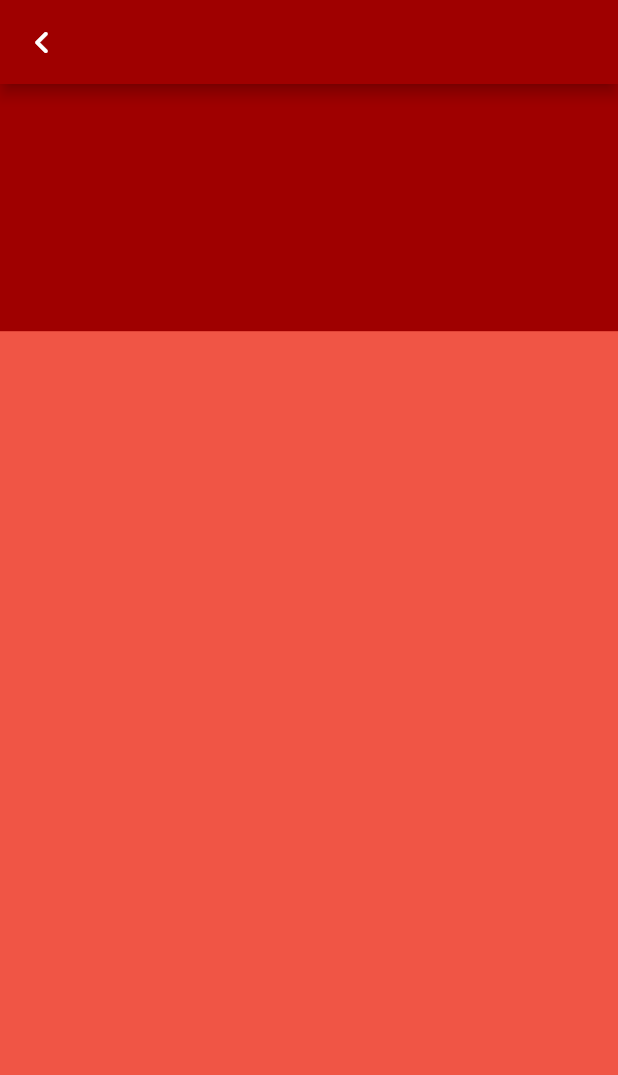
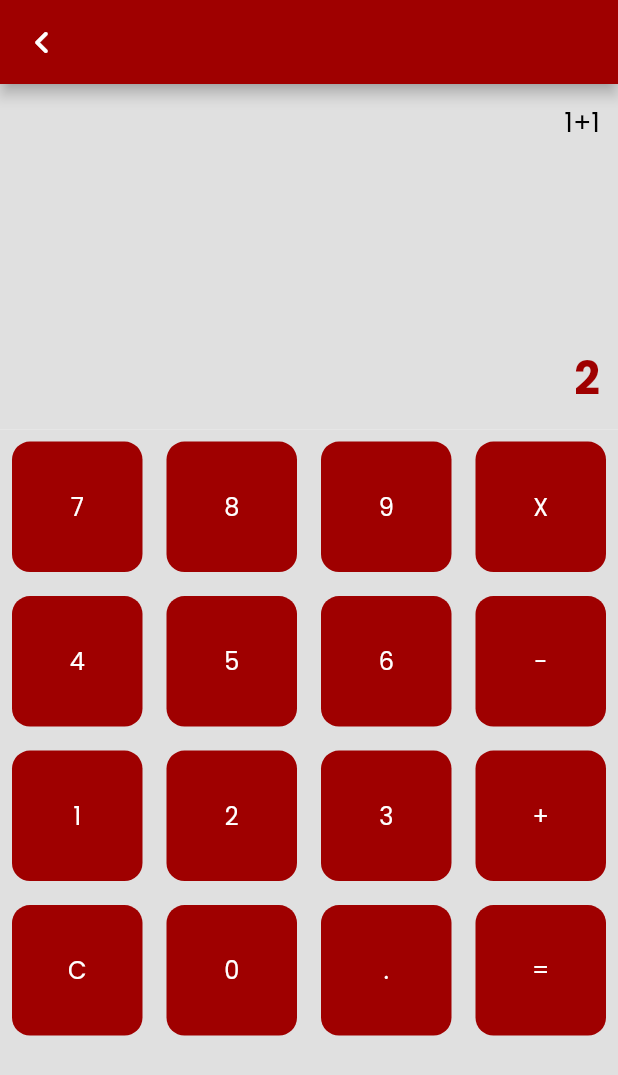
Before and after one commit to qu-Ming/getx_learning_app, a Flutter app: the screen it shows after launch, after a tap on "Calculator", on a phone screen of 412 x 824 dp. Shown: the top 1075 px of the screen. Run offline on Flutter 3.47's test engine with Material 2 defaults, Android fonts, the light colour scheme and no system bars; our stand-ins replace get.

Commit message:
ui calculator

```diff
--- /dev/null
+++ b/lib/components/button_number_component.dart
@@ -0,0 +1,33 @@
+import 'package:flutter/material.dart';
+import 'package:getx_learning_app/components/text_component.dart';
+import 'package:getx_learning_app/utils/const/app_dimens.dart';
+
+class ButtonNumberComponent extends StatelessWidget {
+  const ButtonNumberComponent(
+      {Key? key, this.buttonText, this.color, this.textColor})
+      : super(key: key);
+
+  final String? buttonText;
+  final Color? color;
+  final Color? textColor;
+
+  @override
+  Widget build(BuildContext context) {
+    return Padding(
+      padding: const EdgeInsets.all(8.0),
+      child: Container(
+        decoration: BoxDecoration(
+          borderRadius: BorderRadius.circular(12),
+          color: color,
+        ),
+        child: Center(
+          child: TextComponent(
+            colorText: textColor,
+            text: buttonText.toString(),
+            textSize: AppDimens.text_size_16,
+          ),
+        ),
+      ),
+    );
+  }
+}
--- a/lib/pages/calculator_page/calculator_page.dart
+++ b/lib/pages/calculator_page/calculator_page.dart
@@ -1,9 +1,31 @@
 import 'package:flutter/material.dart';
+import 'package:get/get_connect/http/src/utils/utils.dart';
+import 'package:getx_learning_app/components/button_number_component.dart';
+import 'package:getx_learning_app/components/text_component.dart';
 import 'package:getx_learning_app/utils/const/app_colors.dart';
 import 'package:getx_learning_app/utils/const/app_dimens.dart';
 
 class CalculatorPage extends StatelessWidget {
-  const CalculatorPage({Key? key}) : super(key: key);
+  CalculatorPage({Key? key}) : super(key: key);
+
+  final List<String> buttons = [
+    "7",
+    "8",
+    "9",
+    "X",
+    "4",
+    "5",
+    "6",
+    "-",
+    "1",
+    "2",
+    "3",
+    "+",
+    "C",
+    "0",
+    ".",
+    "=",
+  ];
 
   @override
   Widget build(BuildContext context) {
@@ -15,16 +37,55 @@ class CalculatorPage extends StatelessWidget {
         ),
         backgroundColor: AppColors.colorDarkRed,
       ),
-      backgroundColor: AppColors.colorLightRed,
-      body: Column(
-        children: [
-          Container(
-            height: MediaQuery.of(context).size.height * 0.2,
-            width: double.infinity,
-            color: AppColors.colorDarkRed,
+      body: Column(children: [
+        Expanded(
+          flex: 3,
+          child: Container(
+            color: AppColors.colorGrey,
+            child: Padding(
+              padding: const EdgeInsets.all(12),
+              child: Column(
+                  mainAxisAlignment: MainAxisAlignment.spaceBetween,
+                  children: const [
+                    Align(
+                      alignment: Alignment.topRight,
+                      child: TextComponent(
+                        text: '1+1',
+                        colorText: AppColors.colorBlack,
+                        textSize: AppDimens.text_size_18,
+                      ),
+                    ),
+                    Align(
+                      alignment: Alignment.bottomRight,
+                      child: TextComponent(
+                        fontWeight: FontWeight.bold,
+                        text: '2',
+                        colorText: AppColors.colorDarkRed,
+                        textSize: AppDimens.icon_size_30,
+                      ),
+                    )
+                  ]),
+            ),
           ),
-        ],
-      ),
+        ),
+        Expanded(
+          flex: 7,
+          child: Container(
+            color: AppColors.colorGrey,
+            child: GridView.builder(
+                itemCount: buttons.length,
+                gridDelegate: const SliverGridDelegateWithFixedCrossAxisCount(
+                    crossAxisCount: 4),
+                itemBuilder: (BuildContext context, int index) {
+                  return ButtonNumberComponent(
+                    buttonText: buttons[index],
+                    textColor: AppColors.colorWhite,
+                    color: AppColors.colorDarkRed,
+                  );
+                }),
+          ),
+        ),
+      ]),
     );
   }
 }
--- a/lib/pages/calculator_page/calculator_page_controller.dart
+++ b/lib/pages/calculator_page/calculator_page_controller.dart
@@ -1,3 +1,5 @@
 import 'package:get/get.dart';
 
-class Calculator extends GetxController {}
+class Calculator extends GetxController {
+  changeColor(String x) {}
+}
--- a/lib/pages/home_page/home_page.dart
+++ b/lib/pages/home_page/home_page.dart
@@ -1,7 +1,6 @@
 import 'package:flutter/material.dart';
 import 'package:get/get.dart';
 import 'package:getx_learning_app/components/container_item_component.dart';
-import 'package:getx_learning_app/components/text_component.dart';
 import 'package:getx_learning_app/pages/home_page/home_page_controller.dart';
 import 'package:getx_learning_app/utils/const/app_colors.dart';
 
@@ -15,6 +14,7 @@ class HomePage extends StatelessWidget {
     return Scaffold(
       backgroundColor: AppColors.colorWhite,
       appBar: AppBar(
+        elevation: 0,
         backgroundColor: AppColors.appBarColor,
         toolbarHeight: 70,
         leading: const Icon(
@@ -23,24 +23,20 @@ class HomePage extends StatelessWidget {
         ),
       ),
       body: Column(
-        crossAxisAlignment: CrossAxisAlignment.start,
         children: [
           Container(
             decoration: const BoxDecoration(
               color: AppColors.colorWhite,
             ),
-            child: const TextComponent(
-              text: 'TEXT',
-              textSize: 30,
-              fontWeight: FontWeight.bold,
-            ),
           ),
           Expanded(
             flex: 2,
             child: Container(
-              decoration: BoxDecoration(
-                borderRadius: BorderRadius.circular(12),
-                color: AppColors.backGourndColor,
+              decoration: const BoxDecoration(
+                borderRadius: BorderRadius.only(
+                    bottomLeft: Radius.circular(30),
+                    bottomRight: Radius.circular(30)),
+                color: AppColors.appBarColor,
               ),
               child: Padding(
                 padding: const EdgeInsets.all(25.0),
--- a/lib/pages/home_page/home_page_controller.dart
+++ b/lib/pages/home_page/home_page_controller.dart
@@ -11,8 +11,8 @@ class HomePageController extends GetxController {
   }
 
   onClickedCalculatorPage(BuildContext context) {
-    Navigator.push(context,
-        MaterialPageRoute(builder: (context) => const CalculatorPage()));
+    Navigator.push(
+        context, MaterialPageRoute(builder: (context) => CalculatorPage()));
     update(["toCalculatroPage"]);
   }
 }
--- a/lib/pages/random_page/random_page.dart
+++ b/lib/pages/random_page/random_page.dart
@@ -27,7 +27,7 @@ class RandomPage extends StatelessWidget {
         },
         child: SafeArea(
           child: Scaffold(
-            backgroundColor: AppColors.colorWhite,
+            backgroundColor: AppColors.backGourndColor,
             appBar: AppBar(
               backgroundColor: AppColors.colorOrange,
               centerTitle: true,
@@ -46,8 +46,10 @@ class RandomPage extends StatelessWidget {
                 child: Column(
                   children: [
                     Container(
+                      margin: const EdgeInsets.symmetric(horizontal: 20),
                       width: double.infinity,
-                      decoration: const BoxDecoration(
+                      decoration: BoxDecoration(
+                        borderRadius: BorderRadius.circular(40),
                         color: AppColors.colorWhite,
                       ),
                       child: GetBuilder<RandomPageController>(
@@ -59,10 +61,10 @@ class RandomPage extends StatelessWidget {
                                   text: title2.isEmpty ? title : title2,
                                   colorText: AppColors.colorBlack,
                                   fontWeight: FontWeight.bold,
-                                  textSize: 80.0,
+                                  textSize: 50.0,
                                 ),
                                 const SizedBox(
-                                  height: 30,
+                                  height: 20,
                                 ),
                                 Padding(
                                   padding: const EdgeInsets.symmetric(
```
